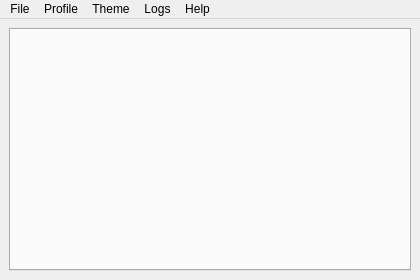
First picture: the form in zip/tailscale-vpn-client/pygui/windows/main_window.ui, repository Arean82/Tailscale-Headscale-Client, before the edit.
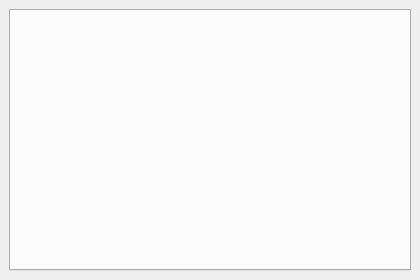
Second picture: the form after the edit.

The edit to the form file:
```diff
--- a/zip/tailscale-vpn-client/pygui/windows/main_window.ui
+++ b/zip/tailscale-vpn-client/pygui/windows/main_window.ui
@@ -51,67 +51,7 @@
     </item>
    </layout>
   </widget>
-  <widget class="QMenuBar" name="menuBar">
-   <property name="geometry">
-    <rect>
-     <x>0</x>
-     <y>0</y>
-     <width>420</width>
-     <height>22</height>
-    </rect>
-   </property>
-   <!-- File menu -->
-   <widget class="QMenu" name="menuFile">
-    <property name="title">
-     <string>File</string>
-    </property>
-    <addaction name="actionSettings"/>
-    <addaction name="separator"/>
-    <addaction name="actionExit"/>
-   </widget>
-   <!-- Profile menu -->
-   <widget class="QMenu" name="menuProfile">
-    <property name="title">
-     <string>Profile</string>
-    </property>
-    <addaction name="actionAddProfile"/>
-    <addaction name="actionRemoveProfile"/>
-   </widget>
-   <!-- Theme menu -->
-   <widget class="QMenu" name="menuTheme">
-    <property name="title">
-     <string>Theme</string>
-    </property>
-    <addaction name="actionLightTheme"/>
-    <addaction name="actionDarkTheme"/>
-   </widget>
-   <!-- Logs menu -->
-   <widget class="QMenu" name="menuLogs">
-    <property name="title">
-     <string>Logs</string>
-    </property>
-    <widget class="QMenu" name="menuGlobalLogs">
-     <property name="title">
-      <string>Global Logs</string>
-     </property>
-    </widget>
-    <addaction name="menuGlobalLogs"/>
-   </widget>
-   <!-- Help menu -->
-   <widget class="QMenu" name="menuHelp">
-    <property name="title">
-     <string>Help</string>
-    </property>
-    <addaction name="actionAbout"/>
-    <addaction name="actionLicense"/>
-    <addaction name="actionReadme"/>
-   </widget>
-   <addaction name="menuFile"/>
-   <addaction name="menuProfile"/>
-   <addaction name="menuTheme"/>
-   <addaction name="menuLogs"/>
-   <addaction name="menuHelp"/>
-  </widget>
+
   <!-- Actions -->
   <action name="actionSettings">
    <property name="text"><string>Settings</string></property>
```
